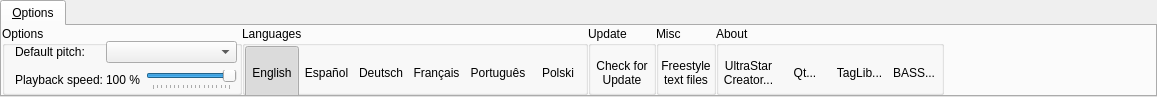
The window that src/ribbon/QURibbonBar.ui (UltraStar-Deluxe/UltraStar-Creator) describes before a commit, drawn with Qt 5.
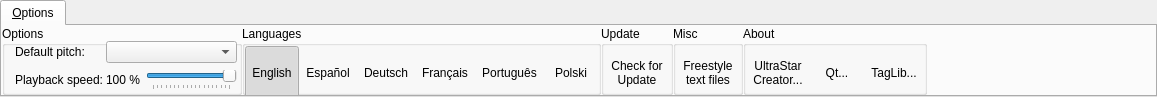
The same window after the commit. Icons and pictures are not drawn.

The edit to the form file:
```diff
--- a/src/ribbon/QURibbonBar.ui
+++ b/src/ribbon/QURibbonBar.ui
@@ -793,44 +793,6 @@
            </property>
           </widget>
          </item>
-         <item>
-          <widget class="QToolButton" name="aboutBASSBtn">
-           <property name="enabled">
-            <bool>true</bool>
-           </property>
-           <property name="sizePolicy">
-            <sizepolicy hsizetype="Preferred" vsizetype="Preferred">
-             <horstretch>0</horstretch>
-             <verstretch>0</verstretch>
-            </sizepolicy>
-           </property>
-           <property name="minimumSize">
-            <size>
-             <width>54</width>
-             <height>54</height>
-            </size>
-           </property>
-           <property name="text">
-            <string notr="true">BASS...</string>
-           </property>
-           <property name="icon">
-            <iconset resource="../resources/UltraStar-Creator.qrc">
-             <normaloff>:/icons/bass.png</normaloff>:/icons/bass.png</iconset>
-           </property>
-           <property name="iconSize">
-            <size>
-             <width>32</width>
-             <height>32</height>
-            </size>
-           </property>
-           <property name="toolButtonStyle">
-            <enum>Qt::ToolButtonTextUnderIcon</enum>
-           </property>
-           <property name="autoRaise">
-            <bool>true</bool>
-           </property>
-          </widget>
-         </item>
         </layout>
        </item>
       </layout>
```
